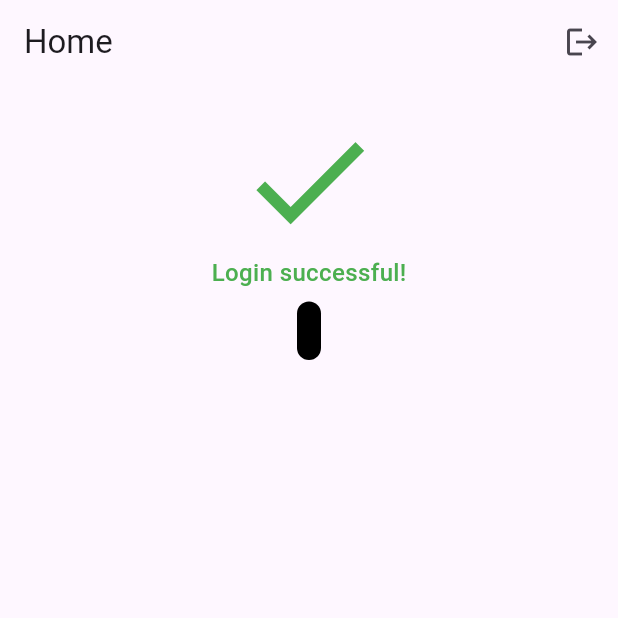
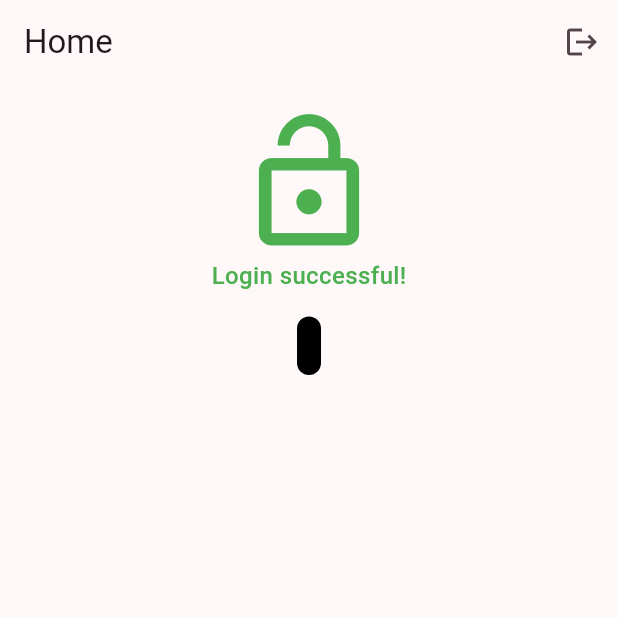
Before and after one commit to b1zz1/flutter-auth, a Flutter app: the screen it shows once a user with an empty profile is signed in, on a phone screen of 412 x 824 dp, the top half of it. Run offline on Flutter 3.47's test engine with Material 3 defaults, Android fonts, the phone set to English and light mode, and no system bars; our stand-ins replace firebase_auth, firebase_core, google_sign_in; accounts and stored records are empty; generated files the repository leaves out were written again; network calls fail.

```diff
--- a/lib/main.dart
+++ b/lib/main.dart
@@ -1,6 +1,7 @@
 import 'package:firebase_core/firebase_core.dart';
 import 'package:flutter/material.dart';
 import 'package:flutter_auth/screens/auth.dart';
+
 import 'firebase_options.dart';
 
 void main() async {
@@ -8,17 +9,18 @@ void main() async {
   await Firebase.initializeApp(
     options: DefaultFirebaseOptions.currentPlatform,
   );
-  runApp(const MyApp());
+  runApp(const App());
 }
 
-class MyApp extends StatelessWidget {
-  const MyApp({super.key});
+class App extends StatelessWidget {
+  const App({super.key});
 
   @override
   Widget build(BuildContext context) {
     return MaterialApp(
       title: 'Flutter Auth',
       theme: ThemeData(
+        colorScheme: ColorScheme.fromSeed(seedColor: Colors.black),
         useMaterial3: true,
       ),
       home: const Auth(),
--- a/lib/screens/home.dart
+++ b/lib/screens/home.dart
@@ -15,7 +15,7 @@ class Home extends StatelessWidget {
   Widget build(BuildContext context) {
     return Scaffold(
       appBar: AppBar(
-        title: const Text('Home'),
+        title: Text('Home'),
         actions: [
           IconButton(onPressed: signOut, icon: const Icon(Icons.logout))
         ],
@@ -26,8 +26,8 @@ class Home extends StatelessWidget {
           child: Column(
             children: [
               const Icon(
-                Icons.check,
-                size: 98,
+                Icons.lock_open,
+                size: 100,
                 color: Colors.green,
               ),
               Column(
@@ -40,7 +40,7 @@ class Home extends StatelessWidget {
                         fontWeight: FontWeight.w500,
                         color: Colors.green),
                   ),
-                  const SizedBox(height: 8.0),
+                  const SizedBox(height: 16.0),
                   Container(
                     padding: const EdgeInsets.all(8.0),
                     decoration: BoxDecoration(
--- a/pubspec.yaml
+++ b/pubspec.yaml
@@ -37,6 +37,7 @@ dependencies:
   cupertino_icons: ^1.0.8
   firebase_core: ^3.8.0
   firebase_auth: ^5.3.3
+  google_sign_in: ^5.2.1
 
 dev_dependencies:
   flutter_test:
@@ -62,7 +63,7 @@ flutter:
 
   # To add assets to your application, add an assets section, like this:
   assets:
-      - assets/images/
+    - assets/images/
   #   - images/a_dot_burr.jpeg
   #   - images/a_dot_ham.jpeg
 
```
Also changed, not shown: lib/components/my_actionicon.dart (+8 -2 lines), lib/screens/login.dart (+16 -6 lines), lib/services/auth.dart (added, +29 -0 lines), pubspec.lock, 5 other files.
